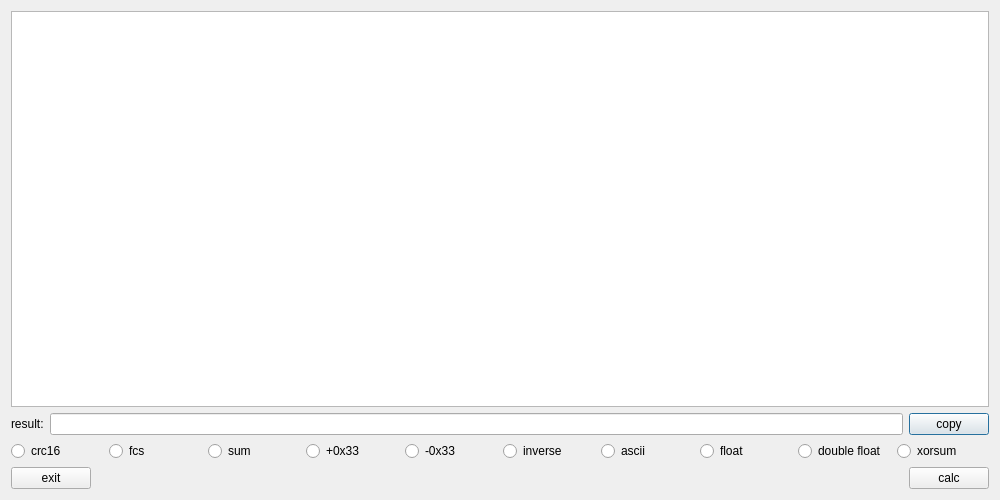
Qt form ui/toolsdialog.ui (freudshow/qsvr) before a commit.
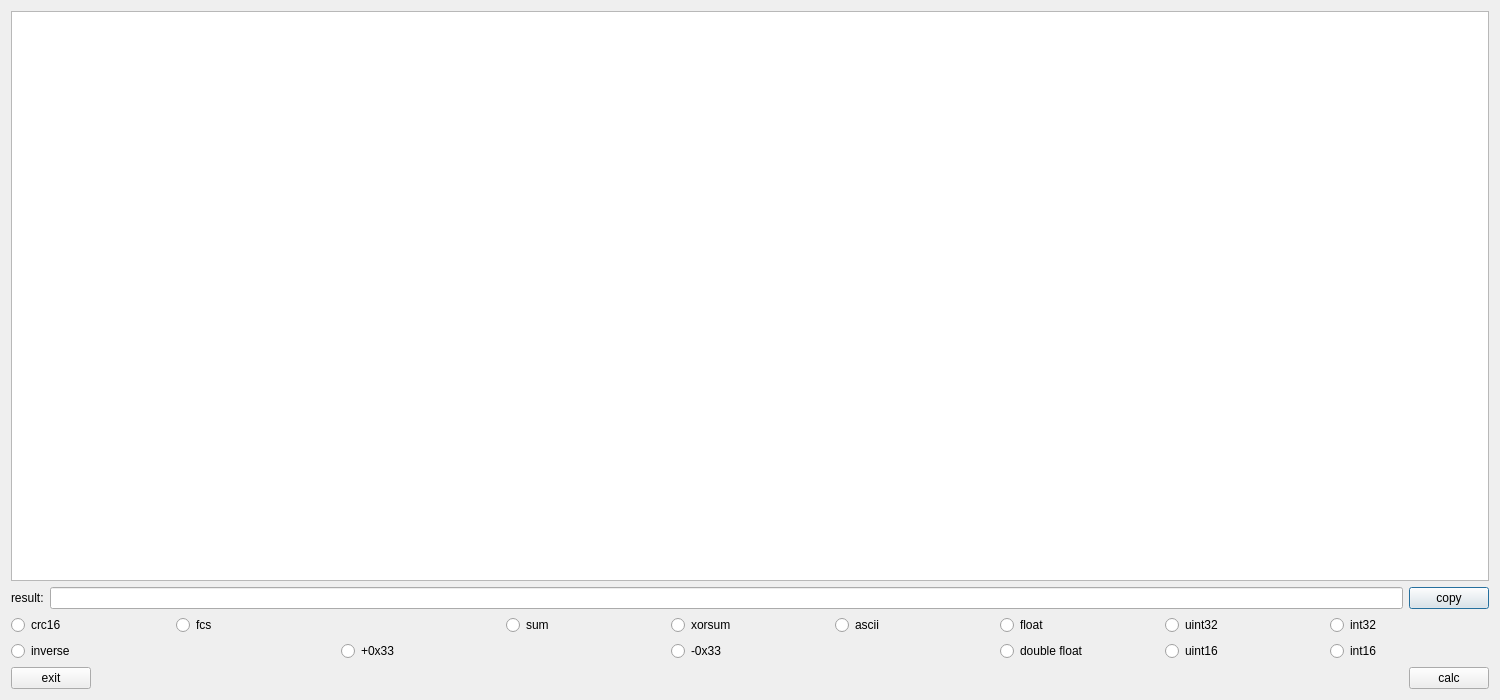
The same form after that commit.

Commit message: add uint32, uint16, int32, int16

What changed in the file:
```diff
--- a/ui/toolsdialog.ui
+++ b/ui/toolsdialog.ui
@@ -6,8 +6,8 @@
    <rect>
     <x>0</x>
     <y>0</y>
-    <width>1000</width>
-    <height>500</height>
+    <width>1500</width>
+    <height>700</height>
    </rect>
   </property>
   <property name="minimumSize">
@@ -19,7 +19,7 @@
   <property name="windowTitle">
    <string>Dialog</string>
   </property>
-  <layout class="QGridLayout" name="gridLayout">
+  <layout class="QGridLayout" name="gridLayout_2">
    <item row="0" column="0">
     <widget class="QTextEdit" name="text_input"/>
    </item>
@@ -49,8 +49,8 @@
     </layout>
    </item>
    <item row="2" column="0">
-    <layout class="QHBoxLayout" name="horizontalLayout">
-     <item>
+    <layout class="QGridLayout" name="gridLayout">
+     <item row="0" column="0">
       <widget class="QRadioButton" name="rbtn_crc16">
        <property name="text">
         <string>crc16</string>
@@ -60,7 +60,7 @@
        </attribute>
       </widget>
      </item>
-     <item>
+     <item row="0" column="1" colspan="2">
       <widget class="QRadioButton" name="rbtn_fcs">
        <property name="text">
         <string>fcs</string>
@@ -70,7 +70,7 @@
        </attribute>
       </widget>
      </item>
-     <item>
+     <item row="0" column="3">
       <widget class="QRadioButton" name="rbtn_sum">
        <property name="text">
         <string>sum</string>
@@ -80,37 +80,17 @@
        </attribute>
       </widget>
      </item>
-     <item>
-      <widget class="QRadioButton" name="rbtn_add0x33">
+     <item row="0" column="4">
+      <widget class="QRadioButton" name="rbtn_xorsum">
        <property name="text">
-        <string>+0x33</string>
+        <string>xorsum</string>
        </property>
        <attribute name="buttonGroup">
         <string notr="true">rbtnGroup_calc</string>
        </attribute>
       </widget>
      </item>
-     <item>
-      <widget class="QRadioButton" name="rbtn_minus0x33">
-       <property name="text">
-        <string>-0x33</string>
-       </property>
-       <attribute name="buttonGroup">
-        <string notr="true">rbtnGroup_calc</string>
-       </attribute>
-      </widget>
-     </item>
-     <item>
-      <widget class="QRadioButton" name="rbtn_inverse">
-       <property name="text">
-        <string>inverse</string>
-       </property>
-       <attribute name="buttonGroup">
-        <string notr="true">rbtnGroup_calc</string>
-       </attribute>
-      </widget>
-     </item>
-     <item>
+     <item row="0" column="5">
       <widget class="QRadioButton" name="rbtn_ascii">
        <property name="text">
         <string>ascii</string>
@@ -120,7 +100,7 @@
        </attribute>
       </widget>
      </item>
-     <item>
+     <item row="0" column="6">
       <widget class="QRadioButton" name="rbtn_float">
        <property name="text">
         <string>float</string>
@@ -130,7 +110,57 @@
        </attribute>
       </widget>
      </item>
-     <item>
+     <item row="0" column="7">
+      <widget class="QRadioButton" name="rbtn_uint32">
+       <property name="text">
+        <string>uint32</string>
+       </property>
+       <attribute name="buttonGroup">
+        <string notr="true">rbtnGroup_calc</string>
+       </attribute>
+      </widget>
+     </item>
+     <item row="0" column="8">
+      <widget class="QRadioButton" name="rbtn_int32">
+       <property name="text">
+        <string>int32</string>
+       </property>
+       <attribute name="buttonGroup">
+        <string notr="true">rbtnGroup_calc</string>
+       </attribute>
+      </widget>
+     </item>
+     <item row="1" column="0" colspan="2">
+      <widget class="QRadioButton" name="rbtn_inverse">
+       <property name="text">
+        <string>inverse</string>
+       </property>
+       <attribute name="buttonGroup">
+        <string notr="true">rbtnGroup_calc</string>
+       </attribute>
+      </widget>
+     </item>
+     <item row="1" column="2" colspan="2">
+      <widget class="QRadioButton" name="rbtn_add0x33">
+       <property name="text">
+        <string>+0x33</string>
+       </property>
+       <attribute name="buttonGroup">
+        <string notr="true">rbtnGroup_calc</string>
+       </attribute>
+      </widget>
+     </item>
+     <item row="1" column="4">
+      <widget class="QRadioButton" name="rbtn_minus0x33">
+       <property name="text">
+        <string>-0x33</string>
+       </property>
+       <attribute name="buttonGroup">
+        <string notr="true">rbtnGroup_calc</string>
+       </attribute>
+      </widget>
+     </item>
+     <item row="1" column="6">
       <widget class="QRadioButton" name="rbtn_doubleFloat">
        <property name="text">
         <string>double float</string>
@@ -140,10 +170,20 @@
        </attribute>
       </widget>
      </item>
-     <item>
-      <widget class="QRadioButton" name="rbtn_xorsum">
+     <item row="1" column="7">
+      <widget class="QRadioButton" name="rbtn_uint16">
        <property name="text">
-        <string>xorsum</string>
+        <string>uint16</string>
+       </property>
+       <attribute name="buttonGroup">
+        <string notr="true">rbtnGroup_calc</string>
+       </attribute>
+      </widget>
+     </item>
+     <item row="1" column="8">
+      <widget class="QRadioButton" name="rbtn_int16">
+       <property name="text">
+        <string>int16</string>
        </property>
        <attribute name="buttonGroup">
         <string notr="true">rbtnGroup_calc</string>
@@ -184,7 +224,6 @@
        </property>
        <property name="font">
         <font>
-         <family>Consolas</family>
          <pointsize>12</pointsize>
         </font>
        </property>
```
The commit also changes 2 other files.
